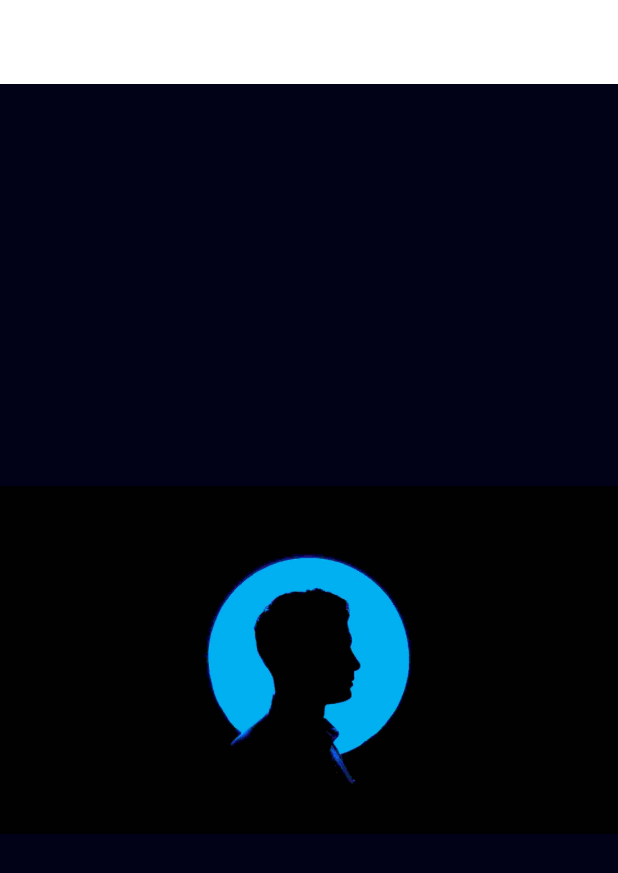
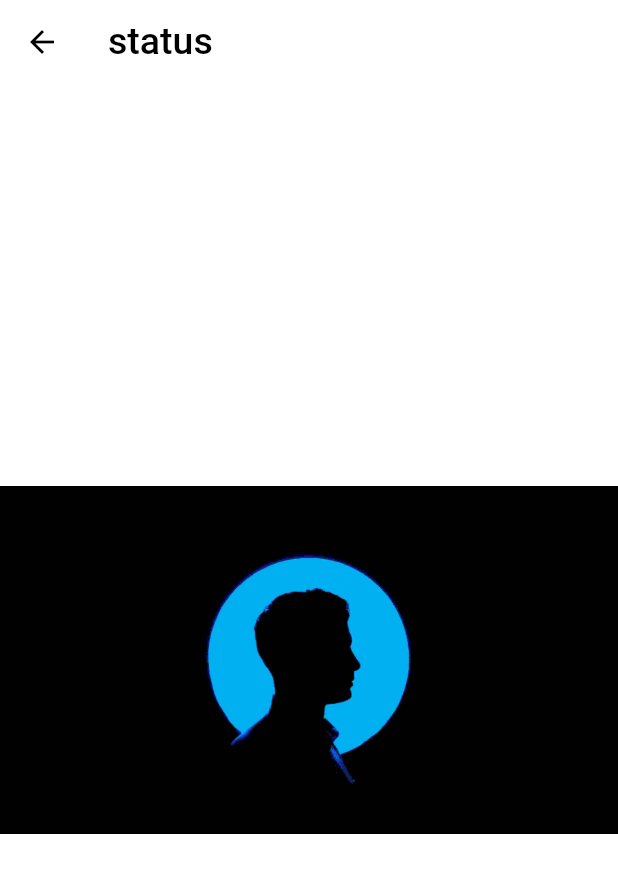
Before and after one commit to Himasnhu-AT/seniorconnect, a Flutter app: the ImageViewScreen screen opened directly, on a phone screen of 412 x 824 dp. Shown: the top 873 px of the screen. Run offline on Flutter 3.47's test engine with Material 2 defaults, Android fonts, the phone set to English and light mode, and no system bars; our stand-ins replace file_picker.

Commit message:
minor update

```diff
--- a/lib/screen/popupscreen/imageviewscreen.dart
+++ b/lib/screen/popupscreen/imageviewscreen.dart
@@ -11,16 +11,16 @@ class ImageViewScreen extends StatelessWidget {
   @override
   Widget build(BuildContext context) {
     return Scaffold(
-      backgroundColor: const Color.fromARGB(255, 1, 1, 24),
+      backgroundColor: GlobalVariable.backgroundColor,
       appBar: AppBar(
-        iconTheme: const IconThemeData(color: Colors.white),
+        iconTheme: const IconThemeData(color: GlobalVariable.textcolor),
         backgroundColor: GlobalVariable.backgroundColor,
         title: Text(
           title,
           style: const TextStyle(
             fontWeight: FontWeight.w500,
             fontSize: 25,
-            color: Colors.white,
+            color: GlobalVariable.textcolor,
           ),
         ),
       ),
```
